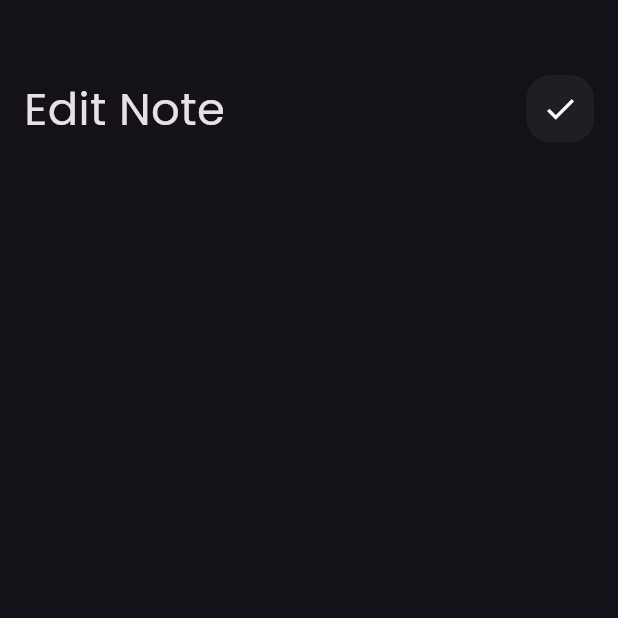
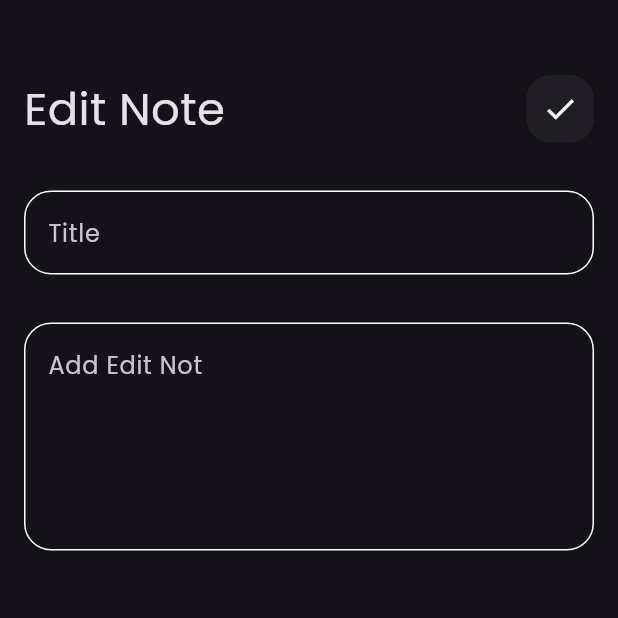
Before and after one commit to Megoadro/Note_App, a Flutter app: the CustomEditViewBody screen opened directly, on a phone screen of 412 x 824 dp, the top half of it. Run offline on Flutter 3.47's test engine with Material 3 defaults, Android fonts, the phone set to English and light mode, and no system bars; our stand-ins replace font_awesome_flutter.

Commit message:
edit note view done

```diff
--- a/lib/widgets/custom_edit_view_body.dart
+++ b/lib/widgets/custom_edit_view_body.dart
@@ -1,5 +1,6 @@
 import 'package:flutter/material.dart';
 import 'package:note_app/widgets/custom_app_bar.dart';
+import 'package:note_app/widgets/custom_text_field.dart';
 
 class CustomEditViewBody extends StatelessWidget {
   const CustomEditViewBody({super.key});
@@ -10,14 +11,28 @@ class CustomEditViewBody extends StatelessWidget {
       body: Padding(
         padding: EdgeInsets.symmetric(horizontal: 16.0),
         child: Column(
-
           children: [
-
-            SizedBox(height: 50,),
-            CustomAppBar(titleAppBar: 'Edit Note',icon:  Icons.done,),
+            SizedBox(
+              height: 50,
+            ),
+            CustomAppBar(
+              titleAppBar: 'Edit Note',
+              icon: Icons.done,
+            ),
+            SizedBox(
+              height: 32,
+            ),
+            CustomTextField(hintText: 'Title'),
+            SizedBox(
+              height: 32,
+            ),
+            CustomTextField(hintText: 'Add Edit Not',maxLine: 5,),
+            SizedBox(
+              height: 32,
+            ),
           ],
         ),
-      ) ,
+      ),
     );
   }
 }
```
